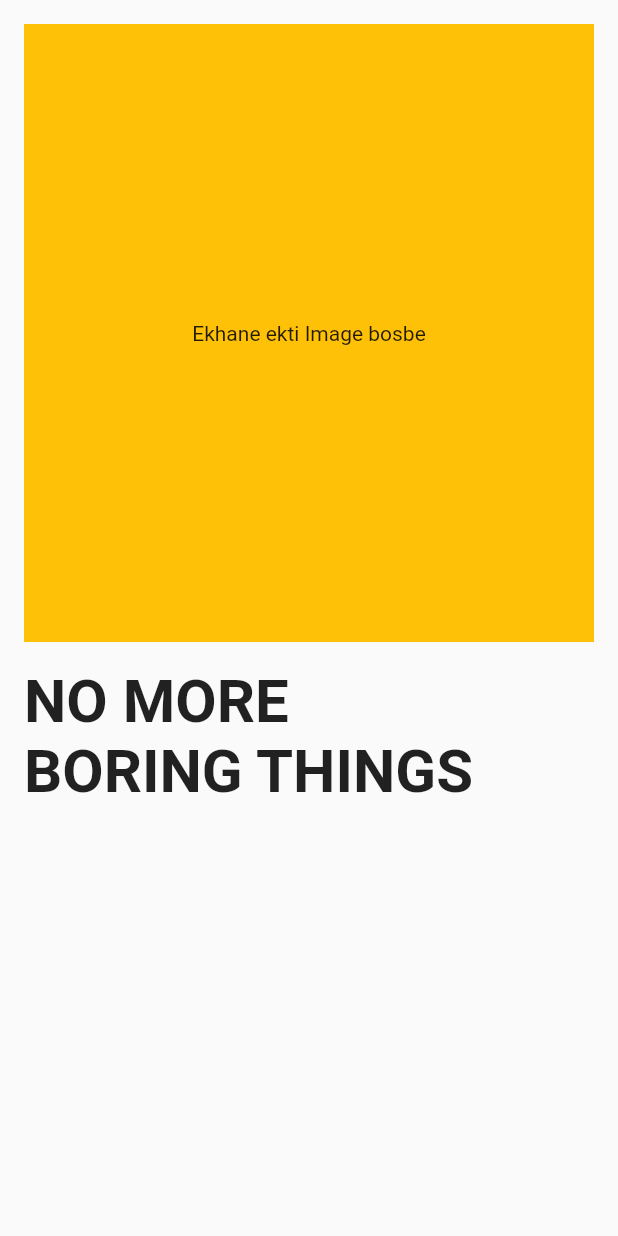
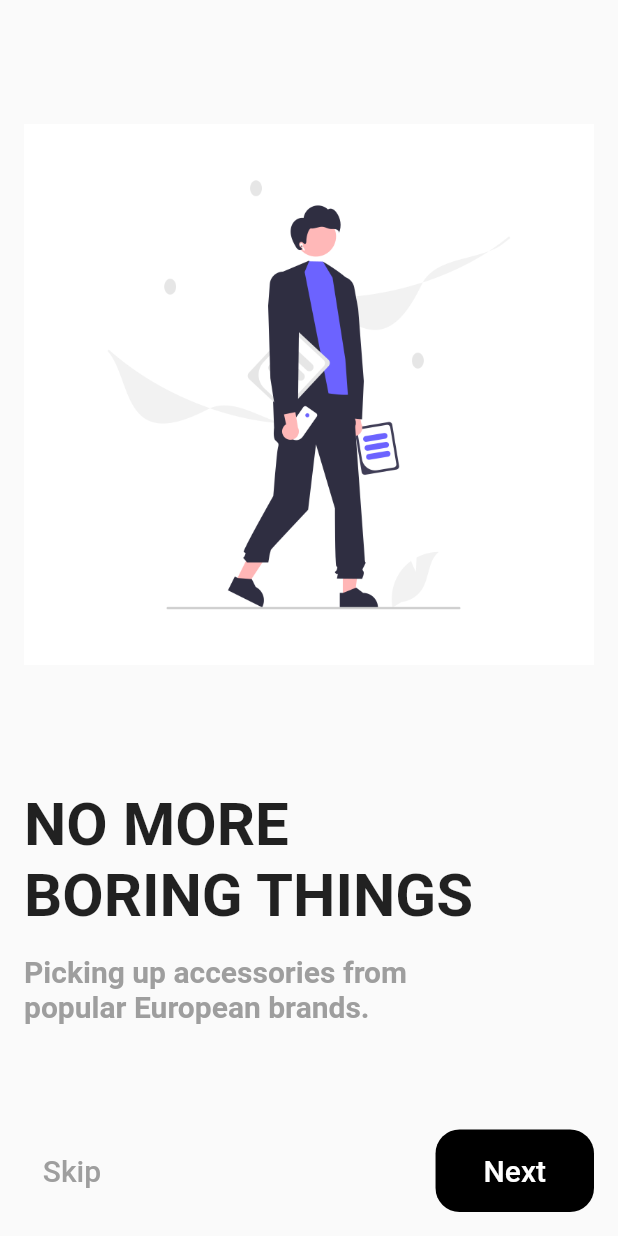
Before and after one commit to srksifat-dev/cloathy, a Flutter app: the screen it shows after launch, on a phone screen of 412 x 824 dp. Run offline on Flutter 3.47's test engine with Material 2 defaults, Android fonts, the phone set to English and light mode, and no system bars.

Commit message:
Onboarding Screen first page designing  done

```diff
--- a/lib/feature/onboarding/screen/onboarding_screen.dart
+++ b/lib/feature/onboarding/screen/onboarding_screen.dart
@@ -13,12 +13,11 @@ class OnboardingScreen extends StatelessWidget {
             crossAxisAlignment: CrossAxisAlignment.start,
             children: [
               Container(
-                height: MediaQuery.of(context).size.height * 0.5,
+                height: MediaQuery.of(context).size.height * 0.6,
                 width: MediaQuery.of(context).size.width,
-                color: Colors.amber,
                 child: Center(
-                    child:
-                        Text("Ekhane ekti Image bosbe")), //TODO: Place an Image
+                    child: Image.asset(
+                        "assets/images/onboarding-01.png")), //TODO: Place an Image
               ),
               Padding(
                 padding: const EdgeInsets.symmetric(vertical: 16),
@@ -26,6 +25,41 @@ class OnboardingScreen extends StatelessWidget {
                   "NO MORE\nBORING THINGS",
                   style: TextStyle(fontSize: 40, fontWeight: FontWeight.bold),
                 ),
+              ),
+              Text(
+                "Picking up accessories from\npopular European brands.",
+                style: TextStyle(
+                    fontSize: 20,
+                    fontWeight: FontWeight.bold,
+                    color: Colors.grey),
+              ),
+              Spacer(),
+              Row(
+                mainAxisAlignment: MainAxisAlignment.spaceBetween,
+                children: [
+                  TextButton(
+                      onPressed: () {},
+                      child: Text(
+                        "Skip",
+                        style: TextStyle(color: Colors.grey, fontSize: 20),
+                      )),
+                  TextButton(
+                    style: ButtonStyle(
+                        padding: MaterialStatePropertyAll(EdgeInsets.symmetric(
+                          horizontal: 32,
+                          vertical: 16,
+                        )),
+                        shape: MaterialStatePropertyAll(RoundedRectangleBorder(
+                            borderRadius: BorderRadius.circular(16))),
+                        backgroundColor:
+                            MaterialStatePropertyAll(Colors.black)),
+                    onPressed: () {},
+                    child: Text(
+                      "Next",
+                      style: TextStyle(color: Colors.white, fontSize: 20),
+                    ),
+                  )
+                ],
               )
             ],
           ),
--- a/pubspec.yaml
+++ b/pubspec.yaml
@@ -59,8 +59,8 @@ flutter:
   uses-material-design: true
 
   # To add assets to your application, add an assets section, like this:
-  # assets:
-  #   - images/a_dot_burr.jpeg
+  assets:
+    - assets/images/
   #   - images/a_dot_ham.jpeg
 
   # An image asset can refer to one or more resolution-specific "variants", see
```
Also changed, not shown: assets/images/onboarding-01.png (added).
